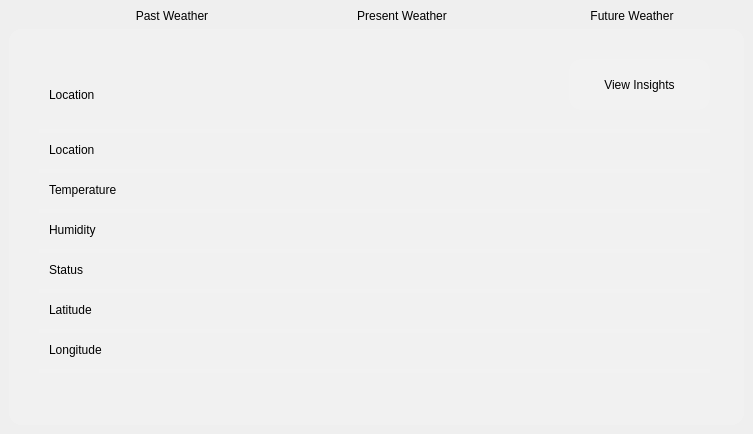
Qt form intermediatewindow.ui (Aalok376/SkyScout) before a commit.
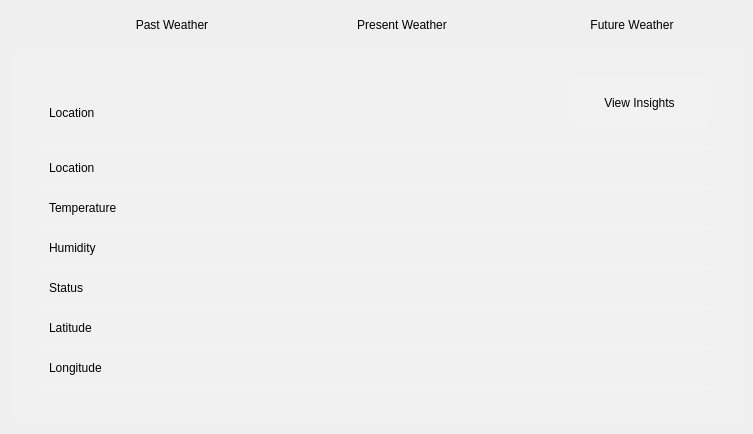
The same form after that commit. Icons and pictures are not drawn.

```diff
--- a/intermediatewindow.ui
+++ b/intermediatewindow.ui
@@ -36,7 +36,7 @@
     <widget class="QWidget" name="centralWidget" native="true">
      <layout class="QHBoxLayout" name="horizontalLayout">
       <item>
-       <layout class="QVBoxLayout" name="verticalLayout_2">
+       <layout class="QVBoxLayout" name="verticalLayout_2" stretch="1,12">
         <item>
          <layout class="QHBoxLayout" name="horizontalLayout_4" stretch="1,5,5,5">
           <item>
@@ -63,6 +63,12 @@
           </item>
           <item>
            <widget class="QPushButton" name="btnPast">
+            <property name="sizePolicy">
+             <sizepolicy hsizetype="Minimum" vsizetype="Preferred">
+              <horstretch>0</horstretch>
+              <verstretch>0</verstretch>
+             </sizepolicy>
+            </property>
             <property name="styleSheet">
              <string notr="true">QPushButton{
 	font: 10pt 'Segoe UI';
@@ -81,6 +87,12 @@
           </item>
           <item>
            <widget class="QPushButton" name="btnPresent">
+            <property name="sizePolicy">
+             <sizepolicy hsizetype="Minimum" vsizetype="Preferred">
+              <horstretch>0</horstretch>
+              <verstretch>0</verstretch>
+             </sizepolicy>
+            </property>
             <property name="styleSheet">
              <string notr="true">QPushButton{
 	font: 10pt 'Segoe UI';
@@ -99,6 +111,12 @@
           </item>
           <item>
            <widget class="QPushButton" name="btnFuture">
+            <property name="sizePolicy">
+             <sizepolicy hsizetype="Minimum" vsizetype="Preferred">
+              <horstretch>0</horstretch>
+              <verstretch>0</verstretch>
+             </sizepolicy>
+            </property>
             <property name="styleSheet">
              <string notr="true">QPushButton{
 	font: 10pt 'Segoe UI';
@@ -697,7 +715,7 @@
              <rect>
               <x>40</x>
               <y>310</y>
-              <width>71</width>
+              <width>81</width>
               <height>21</height>
              </rect>
             </property>
```
